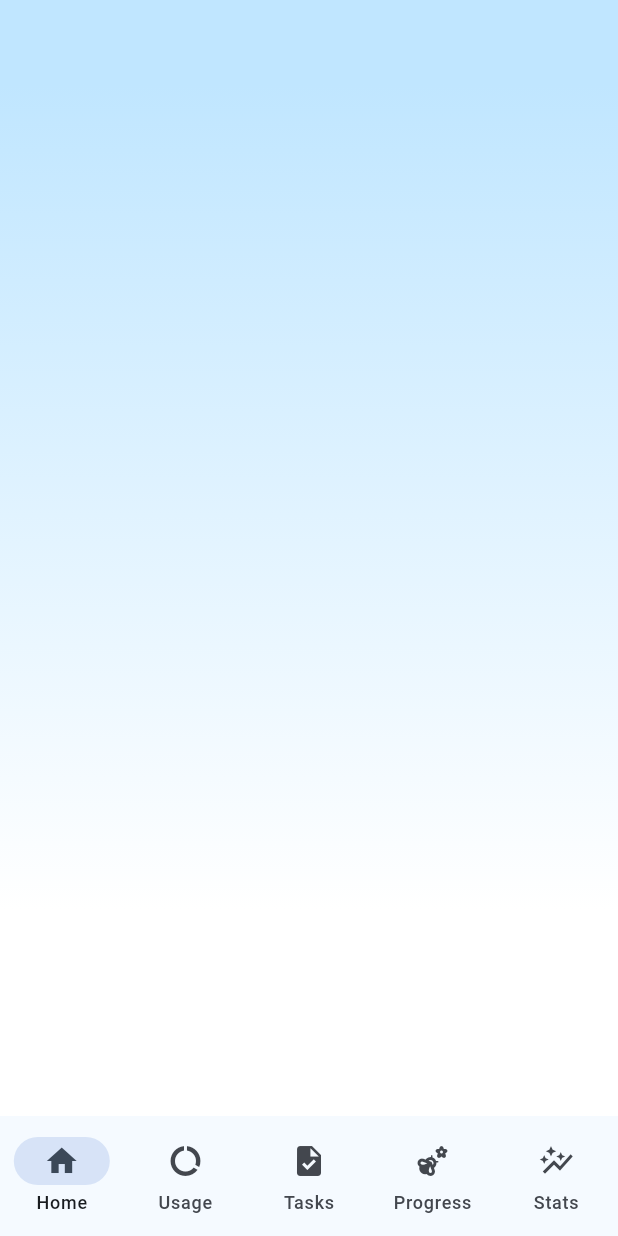
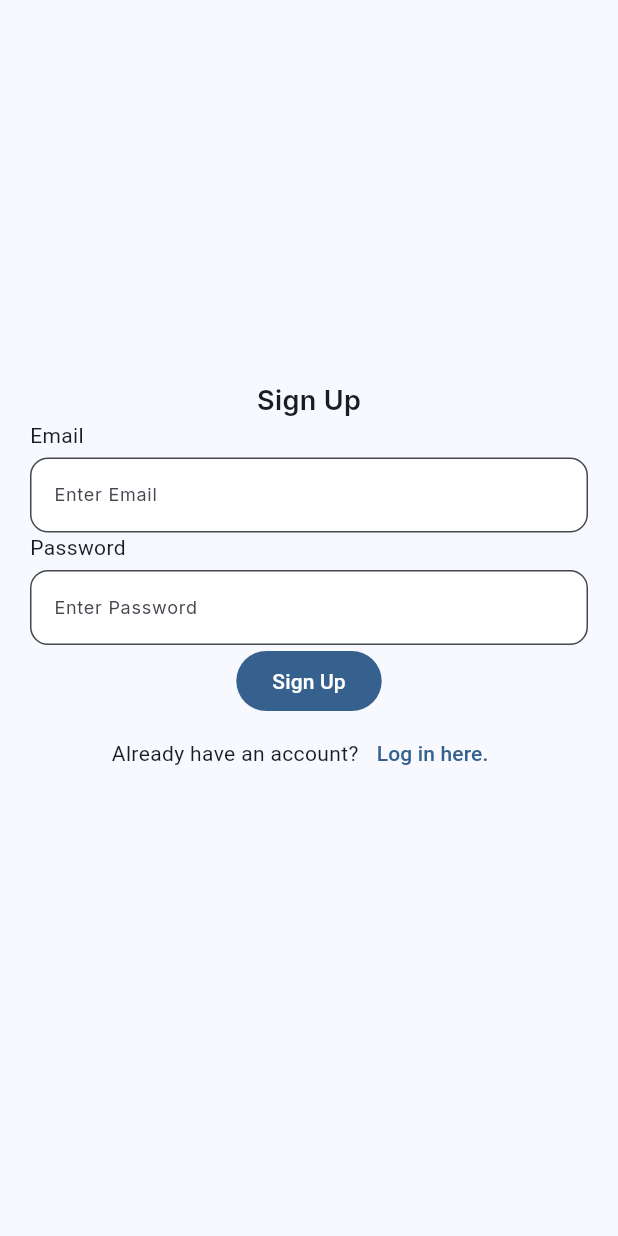
Before and after one commit to hongyi929/HackIT_2025, a Flutter app: the screen it shows after launch, after a tap on "Lets Get Started", on a phone screen of 412 x 824 dp. Run offline on Flutter 3.47's test engine with Material 3 defaults, Android fonts, the phone set to English and light mode, and no system bars; our stand-ins replace cloud_firestore, dropdown_button2, firebase_auth, firebase_core, flutter_colorpicker, google_fonts and 3 more; missing offline and left inert: android_intent_plus, app_usage, flutter_background_service, installed_apps; accounts and stored records are empty; project files that could hold a hidden picture were left out.

Commit message:
Implemented login, signup page with firebase auth

```diff
--- a/hackit_2025/lib/main.dart
+++ b/hackit_2025/lib/main.dart
@@ -1,8 +1,10 @@
+import 'package:firebase_auth/firebase_auth.dart';
 import 'package:firebase_core/firebase_core.dart';
 import 'package:flutter/material.dart';
 import 'package:hackit_2025/data/notifiers.dart';
 import 'package:hackit_2025/firebase_options.dart';
 import 'package:hackit_2025/views/pages/welcome_page.dart';
+import 'package:hackit_2025/widget_tree.dart';
 import 'package:hive_flutter/hive_flutter.dart';
 
 void main() async {
@@ -32,8 +34,22 @@ class MyApp extends StatelessWidget {
       theme: ThemeData(
         colorScheme: ColorScheme.fromSeed(seedColor: Colors.blue),
       ),
-      home: const WelcomePage(),
+      // We will use a streambuilder to actively listen for realtime changes on whether user is logged in or not
+      // Whenever this value changes, the streambuilder automatically runs again, redirecting accordingly
       debugShowCheckedModeBanner: false,
+      home: StreamBuilder(
+        stream: FirebaseAuth.instance.authStateChanges(),
+        builder: (context, snapshot) {
+          if (snapshot.connectionState == ConnectionState.waiting) {
+            return const Center(child: CircularProgressIndicator());
+          }
+          if (snapshot.data != null) {
+            return WidgetTree();
+          } else {
+            return WelcomePage();
+          }
+        },
+      ),
     );
   }
 }
--- a/hackit_2025/lib/data/usage_service.dart
+++ b/hackit_2025/lib/services/usage_service.dart
@@ -47,10 +47,11 @@ class AppUsageRow {
 Future<bool> ensureUsagePermission() async {
   if (!Platform.isAndroid) return false;
   try {
+    // Checks if usage access is enabled by performing a function with those permissions
     final now = DateTime.now();
     await AppUsage().getAppUsage(now.subtract(const Duration(minutes: 1)), now);
     return true;
-  } on PlatformException {
+  } on PlatformException { // On any exception, it means its not enabled, so user is redirected to allow permissions
     const intent = AndroidIntent(
       action: 'android.settings.USAGE_ACCESS_SETTINGS',
     );
--- a/hackit_2025/lib/views/pages/add_category_page.dart
+++ b/hackit_2025/lib/views/pages/add_category_page.dart
@@ -71,7 +71,7 @@ class _AddCategoryPageState extends State<AddCategoryPage> {
                 SizedBox(height: 20),
                 Text("Color"),
                 SizedBox(height: 10),
-                Container(
+                SizedBox(
                   height: 300,
                   child: GridView.builder(
                     gridDelegate: SliverGridDelegateWithFixedCrossAxisCount(
--- /dev/null
+++ b/hackit_2025/lib/views/pages/signup_page.dart
@@ -0,0 +1,72 @@
+import 'package:firebase_auth/firebase_auth.dart';
+import 'package:flutter/material.dart';
+import 'package:hackit_2025/data/constants.dart';
+import 'package:hackit_2025/views/pages/login_page.dart';
+import 'package:hackit_2025/views/widgets/input_widget.dart';
+
+class SignupPage extends StatefulWidget {
+  const SignupPage({super.key});
+
+  @override
+  State<SignupPage> createState() => _SignupPageState();
+}
+
+TextEditingController emailController = TextEditingController();
+TextEditingController passwordController = TextEditingController();
+final signupKey = GlobalKey<FormState>();
+
+Future<void> createUserWithEmailAndPassword() async {
+  try {
+    final userCredential = await FirebaseAuth.instance
+      .createUserWithEmailAndPassword(
+        email: emailController.text.trim(),
+        password: passwordController.text.trim(),
+      );
+  print(userCredential);
+  } on FirebaseAuthException catch (e) {
+    print(e.message);
+  }
+}
+
+class _SignupPageState extends State<SignupPage> {
+  @override
+  Widget build(BuildContext context) {
+    return Scaffold(
+      appBar: AppBar(),
+      body: Form(
+        key: signupKey,
+        child: Padding(
+          padding: const EdgeInsets.all(20.0),
+          child: Column(
+            mainAxisAlignment: MainAxisAlignment.center,
+            children: [
+              Text("Sign Up", style: KTextStyle.header1Text),
+              InputWidget(title: "Email", controller: emailController),
+              InputWidget(title: "Password", controller: passwordController),
+              FilledButton(
+                onPressed: () async {
+                  if (signupKey.currentState!.validate()) {
+                    await createUserWithEmailAndPassword();
+                  }
+                },
+                child: Text("Sign Up"),
+              ),
+              Row(
+                mainAxisAlignment: MainAxisAlignment.center,
+                children: [
+                  Text("Already have an account?"),
+                  TextButton(onPressed: () {
+                    Navigator.push(context, MaterialPageRoute(builder: (context) {
+                      return LoginPage();
+                    },));
+                  }, child: Text("Log in here."))
+                ],
+              ),
+              SizedBox(height: 100)
+            ],
+          ),
+        ),
+      ),
+    );
+  }
+}
--- a/hackit_2025/lib/views/pages/stats_page.dart
+++ b/hackit_2025/lib/views/pages/stats_page.dart
@@ -1,7 +1,7 @@
 import 'dart:io';
 import 'package:flutter/material.dart';
 
-import '/data/usage_service.dart'; // our logic helpers
+import '../../services/usage_service.dart'; // our logic helpers
 
 class StatsPage extends StatefulWidget {
   const StatsPage({super.key});
--- a/hackit_2025/lib/views/pages/usage_page.dart
+++ b/hackit_2025/lib/views/pages/usage_page.dart
@@ -11,5 +11,6 @@ class _UsagePageState extends State<UsagePage> {
   @override
   Widget build(BuildContext context) {
     return Container(child: Text('Usage'));
+    // I need to get user to grant usage access permissions and display over other apps permissions
   }
 }
--- a/hackit_2025/lib/views/pages/welcome_page.dart
+++ b/hackit_2025/lib/views/pages/welcome_page.dart
@@ -1,5 +1,6 @@
 import 'package:flutter/material.dart';
 import 'package:hackit_2025/data/constants.dart';
+import 'package:hackit_2025/views/pages/signup_page.dart';
 import 'package:hackit_2025/widget_tree.dart';
 import 'package:lottie/lottie.dart';
 
@@ -46,7 +47,7 @@ class WelcomePage extends StatelessWidget {
                             context,
                             MaterialPageRoute(
                               builder: (context) {
-                                return WidgetTree();
+                                return SignupPage();
                               },
                             ),
                           );
--- a/hackit_2025/lib/views/widgets/task_dropdown_widget.dart
+++ b/hackit_2025/lib/views/widgets/task_dropdown_widget.dart
@@ -48,7 +48,7 @@ class _TaskDropdownWidgetState extends State<TaskDropdownWidget> {
                       categoryColor: Color(dropValue[1]),
                     ),
                   );
-                }).toList(),
+                }),
                 DropdownMenuItem(
                   value: "addCategory",
                   child: Row(
--- a/hackit_2025/lib/views/widgets/task_widget.dart
+++ b/hackit_2025/lib/views/widgets/task_widget.dart
@@ -32,7 +32,7 @@ class TaskWidget extends StatelessWidget {
 
       child: Padding(
         padding: EdgeInsets.all(20),
-        child: Container(
+        child: SizedBox(
 
           height: 100,
           width: double.infinity,
--- a/hackit_2025/lib/widget_tree.dart
+++ b/hackit_2025/lib/widget_tree.dart
@@ -14,6 +14,10 @@ List<Widget> pages = [
   ProgressPage(),
   StatsPage(),
 ];
+
+// Thinking if permission initialization should be here instead
+// So maybe IF permission not enabled, it will first async-await come up a popup to ask them to allow perm for A
+// After A has ran, B will run (via await async as well), same thing, popup and then lead them to enable the permission
 
 class WidgetTree extends StatefulWidget {
   const WidgetTree({super.key});
--- a/hackit_2025/pubspec.yaml
+++ b/hackit_2025/pubspec.yaml
@@ -47,6 +47,10 @@ dependencies:
   android_intent_plus: ^5.3.1 # open “Usage Access” settings screen
   firebase_core: ^4.1.0
   cloud_firestore: ^6.0.1
+  usage_stats: ^1.3.1
+  flutter_background_service: ^5.1.0
+  flutter_overlay_window: ^0.5.0
+  firebase_auth: ^6.0.2
 
 dev_dependencies:
   flutter_test:
```
Also changed, not shown: hackit_2025/lib/services/monitoring_service.dart (added, +17 -0 lines), hackit_2025/lib/views/pages/login_page.dart (added, +60 -0 lines), hackit_2025/lib/firebase_options.dart, hackit_2025/pubspec.lock, 3 other files.
